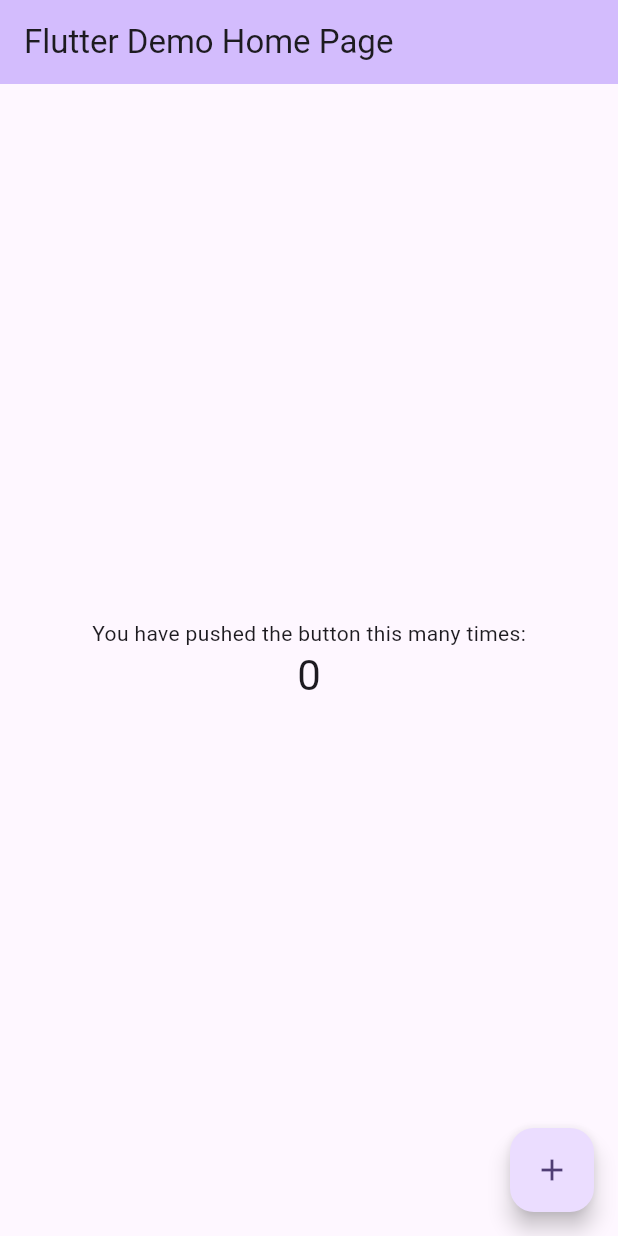
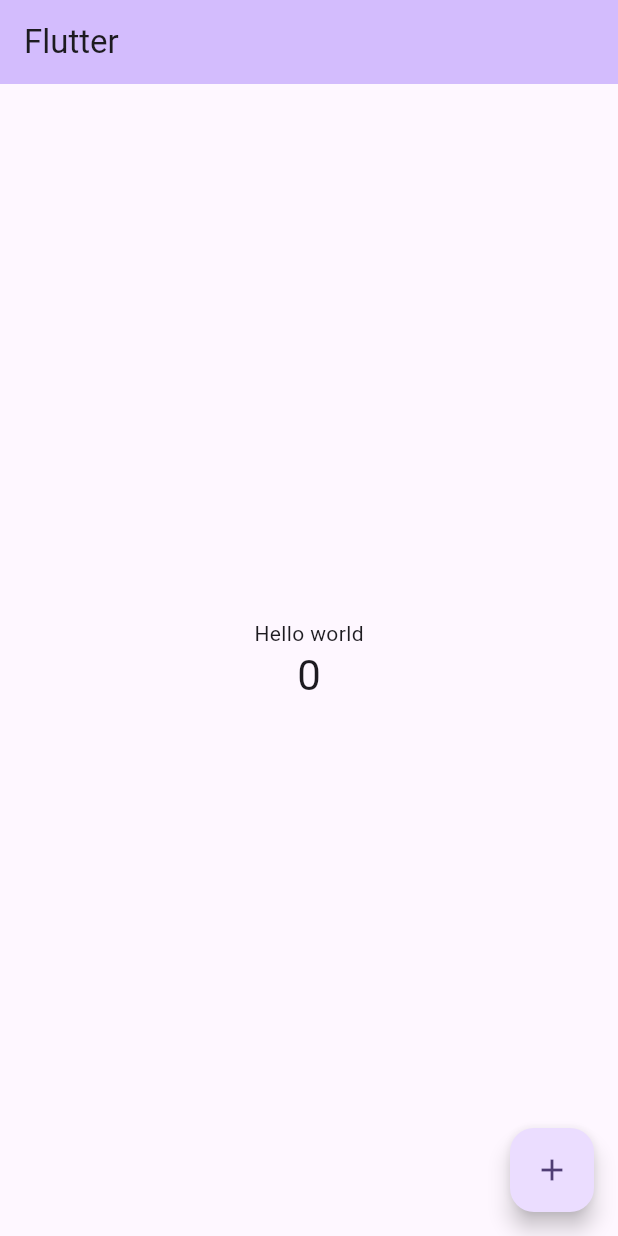
Before and after one commit to Tejasriram944/flutter-dev, a Flutter app: the screen it shows after launch, on a phone screen of 412 x 824 dp. Run offline on Flutter 3.47's test engine with Material 3 defaults, Android fonts, the light colour scheme and no system bars.

Commit message:
new changes

```diff
--- a/lib/main.dart
+++ b/lib/main.dart
@@ -31,7 +31,7 @@
         colorScheme: ColorScheme.fromSeed(seedColor: Colors.deepPurple),
         useMaterial3: true,
       ),
-      home: const MyHomePage(title: 'Flutter Demo Home Page'),
+      home: const MyHomePage(title: 'Flutter'),
     );
   }
 }
@@ -106,7 +106,7 @@
           mainAxisAlignment: MainAxisAlignment.center,
           children: <Widget>[
             const Text(
-              'You have pushed the button this many times:',
+              'Hello world',
             ),
             Text(
               '$_counter',
```
